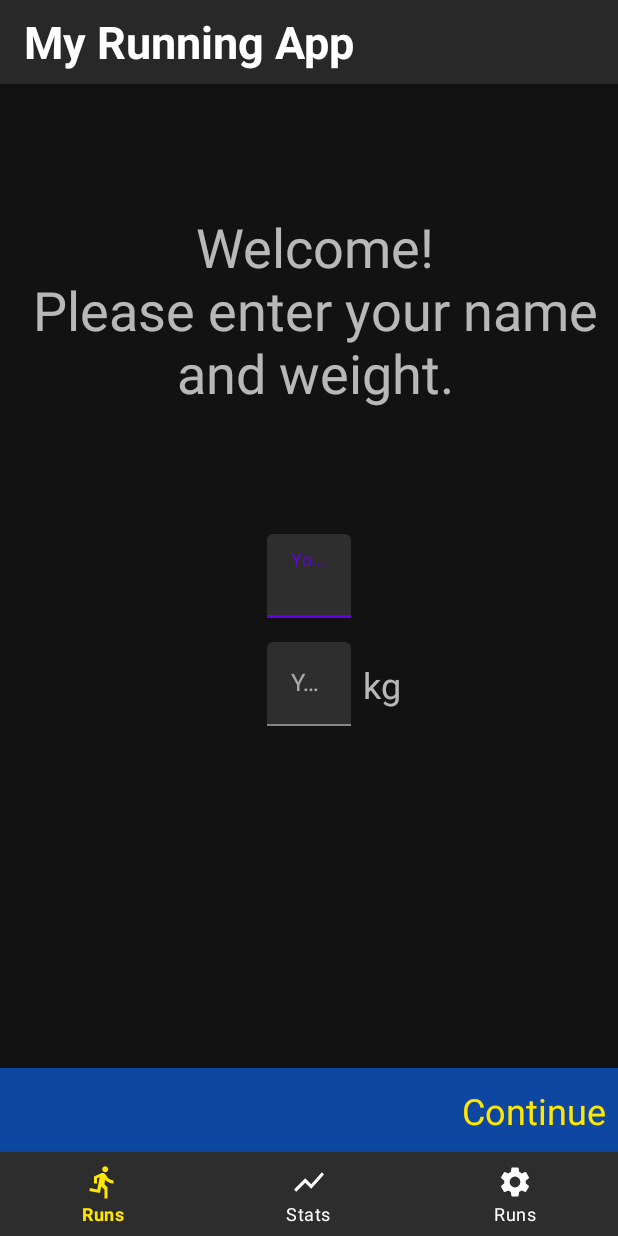
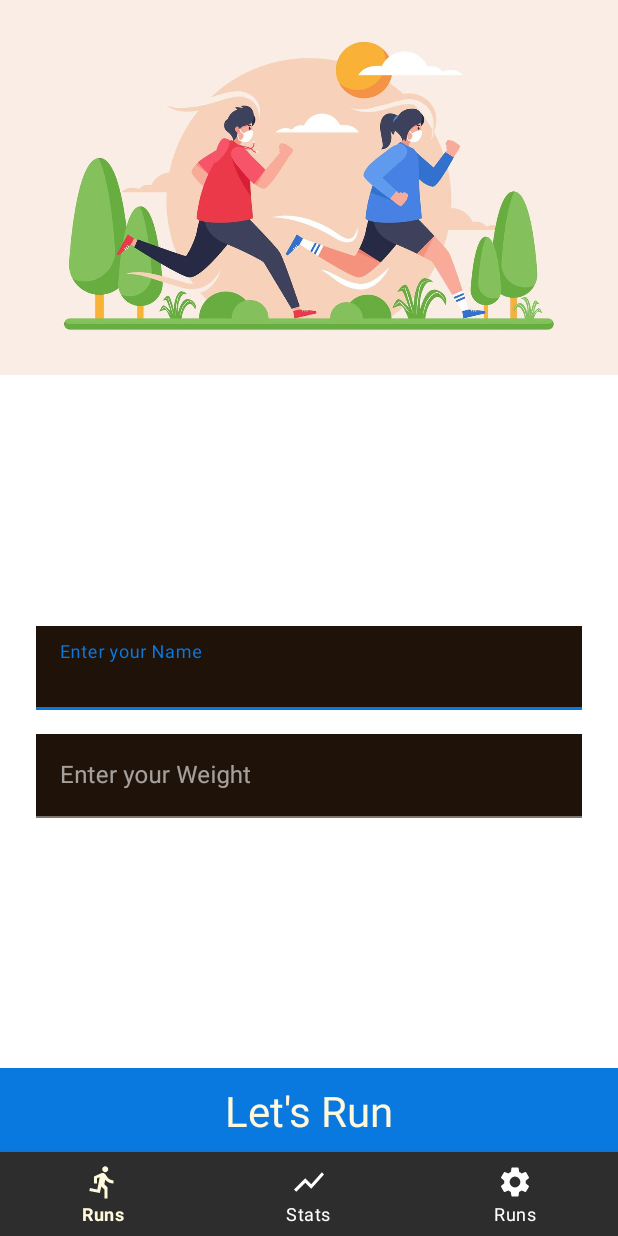
Before and after one commit to anurag444/Running-Tracker-App, an Android app: the screen it shows after launch (MainActivity), on a phone screen of 412 x 824 dp. Run offline under Robolectric (Android 15) with nearby library versions, the phone set to English and light mode, and no system bars; our stand-ins replace Dagger/Hilt's generated code, Room's generated code, Timber, navigation-ui; 2 statements that could not run were skipped.

Commit message:
Setup UI updated

```diff
--- a/app/src/main/java/com/example/runningtrackerapp/fragments/SetupFragment.kt
+++ b/app/src/main/java/com/example/runningtrackerapp/fragments/SetupFragment.kt
@@ -1,8 +1,12 @@
 package com.example.runningtrackerapp.fragments
 
 import android.content.SharedPreferences
+import android.graphics.Color
 import android.os.Bundle
 import android.view.View
+import android.view.Window
+import android.view.WindowManager
+import androidx.appcompat.app.AppCompatActivity
 import androidx.fragment.app.Fragment
 import androidx.navigation.NavOptions
 import androidx.navigation.fragment.findNavController
@@ -16,6 +20,7 @@ import kotlinx.android.synthetic.main.activity_main.*
 import kotlinx.android.synthetic.main.fragment_setup.*
 import javax.inject.Inject
 
+
 @AndroidEntryPoint
 class SetupFragment: Fragment(R.layout.fragment_setup) {
 
@@ -25,6 +30,17 @@ class SetupFragment: Fragment(R.layout.fragment_setup) {
     @set:Inject
     var isFirstAppOpen = true
 
+    override fun onCreate(savedInstanceState: Bundle?) {
+        super.onCreate(savedInstanceState)
+        activity?.getColor(R.color.colorAccent)?.let {
+            activity?.window?.setStatusBarColor(
+                it
+            )
+        }
+
+
+    }
+
     override fun onViewCreated(view: View, savedInstanceState: Bundle?) {
         super.onViewCreated(view, savedInstanceState)
 
@@ -32,7 +48,10 @@ class SetupFragment: Fragment(R.layout.fragment_setup) {
             val navOptions = NavOptions.Builder()
                 .setPopUpTo(R.id.setupFragment, true)
                 .build()
-            findNavController().navigate(R.id.action_setupFragment_to_runFragment, savedInstanceState, navOptions)
+            findNavController().navigate(
+                R.id.action_setupFragment_to_runFragment,
+                savedInstanceState, navOptions
+            )
         }
 
         tvContinue.setOnClickListener {
@@ -57,7 +76,7 @@ class SetupFragment: Fragment(R.layout.fragment_setup) {
             return false
         }
         sharedPref.edit()
-            .putString(KEY_NAME,name)
+            .putString(KEY_NAME, name)
             .putFloat(KEY_WEIGHT, weight.toFloat())
             .putBoolean(KEY_FIRST_TIME_TOGGLE, false)
             .apply()
@@ -65,4 +84,14 @@ class SetupFragment: Fragment(R.layout.fragment_setup) {
         requireActivity().tvToolbarTitle.text = toolbarText
         return true
     }
+
+    override fun onResume() {
+        super.onResume()
+        (activity as AppCompatActivity?)!!.supportActionBar!!.hide()
+    }
+
+    override fun onStop() {
+        super.onStop()
+        (activity as AppCompatActivity?)!!.supportActionBar!!.show()
+    }
 }
--- a/app/src/main/res/layout/activity_main.xml
+++ b/app/src/main/res/layout/activity_main.xml
@@ -9,6 +9,7 @@
     <com.google.android.material.appbar.AppBarLayout
         android:id="@+id/appBarLayout"
         android:layout_width="match_parent"
+        android:visibility="gone"
         android:layout_height="?android:attr/actionBarSize"
         app:layout_constraintEnd_toEndOf="parent"
         app:layout_constraintHorizontal_bias="0.5"
--- a/app/src/main/res/layout/fragment_run.xml
+++ b/app/src/main/res/layout/fragment_run.xml
@@ -3,7 +3,8 @@
     xmlns:app="http://schemas.android.com/apk/res-auto"
     xmlns:tools="http://schemas.android.com/tools"
     android:layout_width="match_parent"
-    android:layout_height="match_parent">
+    android:layout_height="match_parent"
+    android:background="#fff">
 
     <Spinner
         android:id="@+id/spFilter"
--- a/app/src/main/res/layout/fragment_setup.xml
+++ b/app/src/main/res/layout/fragment_setup.xml
@@ -3,24 +3,34 @@
     xmlns:android="http://schemas.android.com/apk/res/android"
     xmlns:app="http://schemas.android.com/apk/res-auto"
     android:layout_width="match_parent"
-    android:layout_height="match_parent">
+    android:layout_height="match_parent"
+    android:background="#fff">
 
-    <TextView
-        android:id="@+id/tvWelcome"
-        android:layout_width="wrap_content"
+
+    <ImageView
+        android:id="@+id/imageView"
+        android:layout_width="match_parent"
+        android:layout_height="250dp"
+        android:scaleType="centerCrop"
+        android:src="@drawable/run"
+        app:layout_constraintEnd_toEndOf="parent"
+        app:layout_constraintStart_toStartOf="parent"
+        app:layout_constraintTop_toTopOf="parent" />
+
+
+    <LinearLayout
+        android:layout_width="match_parent"
         android:layout_height="wrap_content"
-        android:layout_marginStart="8dp"
-        android:text="Welcome!\nPlease enter your name and weight."
-        android:textAlignment="center"
-        android:textSize="36sp"
-        app:layout_constraintBottom_toTopOf="@+id/tilName"
-        app:layout_constraintLeft_toLeftOf="parent"
-        app:layout_constraintRight_toRightOf="parent"
-        app:layout_constraintTop_toTopOf="parent" />
+        android:orientation="vertical"
+        android:padding="24dp"
+        app:layout_constraintBottom_toTopOf="@+id/constraintLayout"
+        app:layout_constraintEnd_toEndOf="parent"
+        app:layout_constraintStart_toStartOf="parent"
+        app:layout_constraintTop_toBottomOf="@+id/imageView">
 
         <com.google.android.material.textfield.TextInputLayout
             android:id="@+id/tilName"
-        android:layout_width="wrap_content"
+            android:layout_width="match_parent"
             android:layout_height="wrap_content"
             app:layout_constraintBottom_toTopOf="@+id/constraintLayout"
             app:layout_constraintEnd_toEndOf="parent"
@@ -32,46 +42,45 @@
                 android:id="@+id/etName"
                 android:layout_width="match_parent"
                 android:layout_height="wrap_content"
+                android:background="#1F1209"
+                android:textColor="@color/md_blue_700"
                 android:ems="10"
-            android:hint="Your Name"
+                android:hint="Enter your Name"
                 android:inputType="textPersonName" />
 
         </com.google.android.material.textfield.TextInputLayout>
 
+
         <com.google.android.material.textfield.TextInputLayout
             android:id="@+id/tilWeight"
-        android:layout_width="wrap_content"
+            android:layout_width="match_parent"
             android:layout_height="wrap_content"
             android:layout_marginTop="16dp"
+            app:suffixText="Kg"
+            app:suffixTextColor="@color/md_blue_700"
             app:layout_constraintStart_toStartOf="@+id/tilName"
             app:layout_constraintTop_toBottomOf="@+id/tilName">
 
             <com.google.android.material.textfield.TextInputEditText
                 android:id="@+id/etWeight"
-            android:layout_width="wrap_content"
+                android:layout_width="match_parent"
                 android:layout_height="wrap_content"
-            android:hint="Your Weight"
+                android:background="#1F1209"
+                android:textColor="@color/md_blue_700"
                 android:ems="10"
+                android:hint="Enter your Weight"
                 android:inputType="numberDecimal" />
 
         </com.google.android.material.textfield.TextInputLayout>
 
-    <TextView
-        android:id="@+id/tvWeight"
-        android:layout_width="wrap_content"
-        android:layout_height="wrap_content"
-        android:layout_marginStart="8dp"
-        android:text="kg"
-        android:textSize="24sp"
-        app:layout_constraintBottom_toBottomOf="@+id/tilWeight"
-        app:layout_constraintLeft_toRightOf="@id/tilWeight"
-        app:layout_constraintTop_toTopOf="@+id/tilWeight" />
+    </LinearLayout>
+
 
     <androidx.constraintlayout.widget.ConstraintLayout
         android:id="@+id/constraintLayout"
         android:layout_width="match_parent"
         android:layout_height="56dp"
-        android:background="@color/md_blue_900"
+        android:background="@color/md_blue_700"
         android:padding="8dp"
         app:layout_constraintBottom_toBottomOf="parent"
         app:layout_constraintEnd_toEndOf="parent"
@@ -82,11 +91,12 @@
             android:id="@+id/tvContinue"
             android:layout_width="wrap_content"
             android:layout_height="wrap_content"
-            android:text="Continue"
+            android:text="Let's Run"
             android:textColor="@color/colorAccent"
-            android:textSize="24sp"
+            android:textSize="28sp"
             app:layout_constraintBottom_toBottomOf="parent"
             app:layout_constraintEnd_toEndOf="parent"
+            app:layout_constraintStart_toStartOf="parent"
             app:layout_constraintTop_toTopOf="parent" />
 
     </androidx.constraintlayout.widget.ConstraintLayout>
--- a/app/src/main/res/values/colors.xml
+++ b/app/src/main/res/values/colors.xml
@@ -1,8 +1,8 @@
 <?xml version="1.0" encoding="utf-8"?>
 <resources>
-    <color name="colorPrimary">#6200EE</color>
-    <color name="colorPrimaryDark">#3700B3</color>
-    <color name="colorAccent">#FFE600</color>
+    <color name="colorPrimary">#0A79DF</color>
+    <color name="colorPrimaryDark">#0A79DF</color>
+    <color name="colorAccent">#FFF8DC</color>
 
     <color name="md_blue_50">#E3F2FD</color>
     <color name="md_blue_100">#BBDEFB</color>
@@ -10,7 +10,7 @@
     <color name="md_blue_300">#64B5F6</color>
     <color name="md_blue_400">#42A5F5</color>
     <color name="md_blue_500">#2196F3</color>
-    <color name="md_blue_700">#1976D2</color>
+    <color name="md_blue_700">#0A79DF</color>
     <color name="md_blue_800">#1565C0</color>
     <color name="md_blue_900">#0D47A1</color>
     <color name="md_blue_A100">#82B1FF</color>
```
Also changed, not shown: app/src/main/java/com/example/runningtrackerapp/MainActivity.kt (+13 -5 lines), app/src/main/res/layout/fragment_setting.xml (+38 -19 lines), app/src/main/res/drawable-hdpi/run.jpg (added), app/src/main/res/drawable-ldpi/run.jpg (added), app/src/main/res/drawable-mdpi/run.jpg (added), app/src/main/res/drawable-xhdpi/run.jpg (added), app/src/main/res/drawable-xxhdpi/run.jpg (added), app/src/main/res/drawable-xxxhdpi/run.jpg (added). Lines whose indentation alone changed are shown as unchanged.
